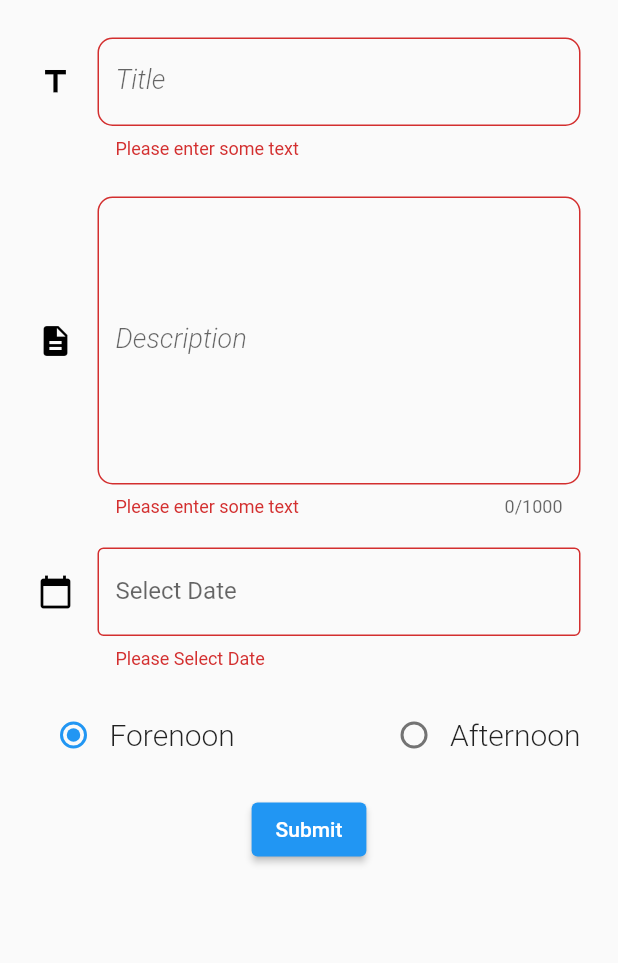
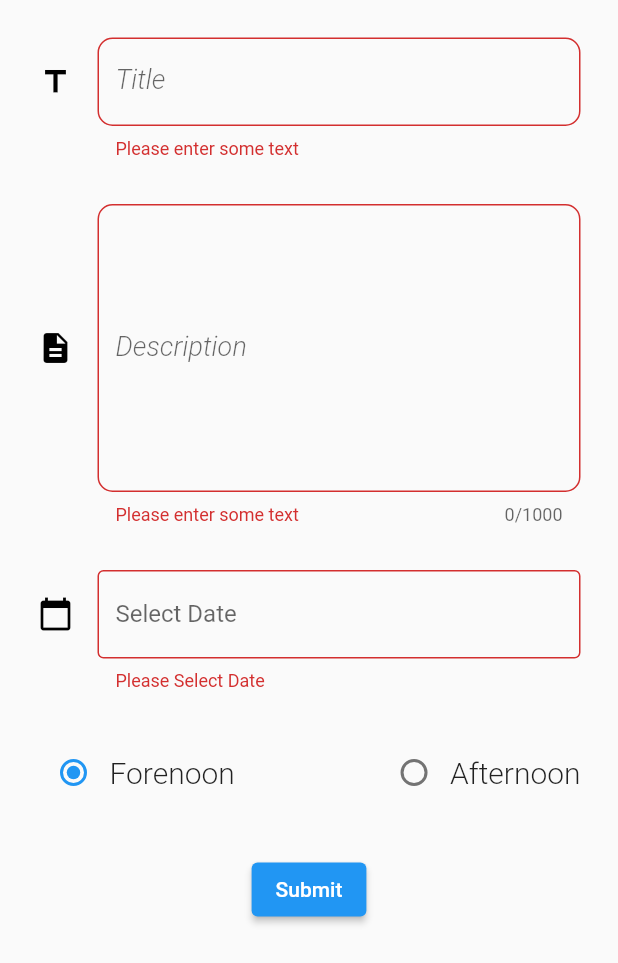
Before and after one commit to vasav-prashar/eTourDiary, a Flutter app: the MyStatefulWidget widget shown alone on an empty page, opened directly, after a tap on "Submit", on a phone screen of 412 x 824 dp. Shown: the top 963 px of the screen. Run offline on Flutter 3.47's test engine with Material 2 defaults, Android fonts, the phone set to English and light mode, and no system bars; our stand-ins replace cloud_firestore, firebase_auth, firebase_core, table_calendar; accounts and stored records are empty.

Commit message:
fix: clear fields on submit data

```diff
--- a/lib/pages/auth/signup.dart
+++ b/lib/pages/auth/signup.dart
@@ -150,7 +150,7 @@ class _SignupState extends State<Signup> {
                         } else if (!RegExp(
                                 r"^(?=.*[a-z])(?=.*[A-Z])(?=.*\d)(?=.*[@$!%*?&])[A-Za-z\d@$!%*?&]{6,}$")
                             .hasMatch(value)) {
-                          return "Min 8 characters, atleast 1 uppercase letter,\n1 lowercase letter, 1 number and 1 special character";
+                          return "Min 6 characters, atleast 1 uppercase letter,\n1 lowercase letter, 1 number and 1 special character";
                         } else if (value != _password.text) {
                           return 'Password does not match';
                         } else {
--- a/lib/pages/submit.dart
+++ b/lib/pages/submit.dart
@@ -56,9 +56,8 @@ class _MyStatefulWidgetState extends State<MyStatefulWidget> {
                   return null;
                 },
               ),
-              Padding(
-                padding: const EdgeInsets.only(top: 25.0, bottom: 20),
-                child: TextFormField(
+              const SizedBox(height: 30),
+              TextFormField(
                 controller: _description,
                 decoration: InputDecoration(
                     icon: Icon(Icons.description),
@@ -82,10 +81,8 @@ class _MyStatefulWidgetState extends State<MyStatefulWidget> {
                   return null;
                 },
               ),
-              ),
-              Padding(
-                padding: const EdgeInsets.only(bottom: 20),
-                child: TextFormField(
+              const SizedBox(height: 30),
+              TextFormField(
                 controller: dateinput, //editing controller of this TextField
                 decoration: InputDecoration(
                     border: OutlineInputBorder(),
@@ -127,7 +124,7 @@ class _MyStatefulWidgetState extends State<MyStatefulWidget> {
                   return null;
                 },
               ),
-              ),
+              const SizedBox(height: 30),
               Row(
                 mainAxisAlignment: MainAxisAlignment.spaceBetween,
                 children: [
@@ -163,16 +160,16 @@ class _MyStatefulWidgetState extends State<MyStatefulWidget> {
                   ]),
                 ],
               ),
-              Padding(
-                padding: const EdgeInsets.symmetric(vertical: 15.0),
-                child: ElevatedButton(
+              const SizedBox(height: 30),
+              ElevatedButton(
                 onPressed: () async {
                   // Validate will return true if the form is valid, or false if
                   // the form is invalid.
                   if (_formKey.currentState!.validate()) {
+
                     // Process data.
-                      _events.addEventData(_title.text, _description.text,
-                          dateinput.text, _value);
+                    _events.addEventData(
+                        _title.text, _description.text, dateinput.text, _value);
                     ScaffoldMessenger.of(context).showSnackBar(
                       SnackBar(
                         content: Text('Added Sucessfully.'),
@@ -180,10 +177,12 @@ class _MyStatefulWidgetState extends State<MyStatefulWidget> {
                         backgroundColor: Colors.green,
                       ),
                     );
+                          _title.clear();
+                    _description.clear();
+                    dateinput.clear();
                   }
                 },
                 child: const Text('Submit'),
-                ),
               ),
             ],
           ),
--- a/lib/services/authentication.dart
+++ b/lib/services/authentication.dart
@@ -14,7 +14,7 @@ class AuthService {
           .createUserWithEmailAndPassword(email: email, password: password);
 
       // Add user data to Firestore
-      User? user = _firebaseAuth.currentUser;
+      User? user = await _firebaseAuth.currentUser;
       user?.updateDisplayName(displayName);
       await _db.collection('users').doc(user?.uid).set({
         'displayName': displayName,
```
Also changed, not shown: lib/pages/view.dart (+11 -3 lines). Lines whose indentation alone changed are shown as unchanged.
